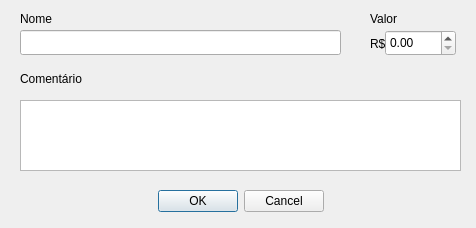
This is ui/investimento.ui in vazerick/controle_gastos as Qt 5 draws it before an edit. The edited form follows.
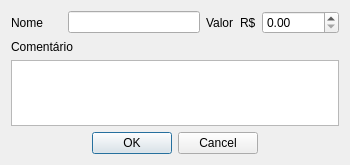
This is the edited form.

Commit message: Atualização de layout

```diff
--- a/ui/investimento.ui
+++ b/ui/investimento.ui
@@ -6,22 +6,24 @@
    <rect>
     <x>0</x>
     <y>0</y>
-    <width>476</width>
-    <height>228</height>
+    <width>350</width>
+    <height>165</height>
    </rect>
   </property>
+  <property name="minimumSize">
+   <size>
+    <width>300</width>
+    <height>165</height>
+   </size>
+  </property>
   <property name="windowTitle">
    <string>Investimento</string>
   </property>
+  <layout class="QVBoxLayout" name="verticalLayout">
+   <item>
+    <layout class="QHBoxLayout" name="horizontalLayout">
+     <item>
   <widget class="QLabel" name="labelReserva">
-   <property name="geometry">
-    <rect>
-     <x>20</x>
-     <y>10</y>
-     <width>51</width>
-     <height>17</height>
-    </rect>
-   </property>
    <property name="minimumSize">
     <size>
      <width>51</width>
@@ -38,61 +40,26 @@
     <string>Nome</string>
    </property>
   </widget>
-  <widget class="QLineEdit" name="inputReserva">
-   <property name="geometry">
-    <rect>
-     <x>20</x>
-     <y>30</y>
-     <width>321</width>
-     <height>25</height>
-    </rect>
-   </property>
-  </widget>
-  <widget class="QTextEdit" name="textComentario">
-   <property name="geometry">
-    <rect>
-     <x>20</x>
-     <y>100</y>
-     <width>441</width>
-     <height>71</height>
-    </rect>
-   </property>
-  </widget>
-  <widget class="QLabel" name="labelComentario">
-   <property name="geometry">
-    <rect>
-     <x>20</x>
-     <y>70</y>
-     <width>81</width>
-     <height>17</height>
-    </rect>
-   </property>
-   <property name="text">
-    <string>Comentário</string>
-   </property>
-  </widget>
+     </item>
+     <item>
+      <widget class="QLineEdit" name="inputReserva"/>
+     </item>
+     <item>
   <widget class="QLabel" name="labelValor">
-   <property name="geometry">
-    <rect>
-     <x>370</x>
-     <y>10</y>
-     <width>41</width>
-     <height>17</height>
-    </rect>
-   </property>
    <property name="text">
     <string>Valor</string>
    </property>
   </widget>
+     </item>
+     <item>
+      <widget class="QLabel" name="labelValor_2">
+       <property name="text">
+        <string>R$</string>
+       </property>
+      </widget>
+     </item>
+     <item>
   <widget class="QDoubleSpinBox" name="spinValor">
-   <property name="geometry">
-    <rect>
-     <x>385</x>
-     <y>30</y>
-     <width>71</width>
-     <height>26</height>
-    </rect>
-   </property>
    <property name="decimals">
     <number>2</number>
    </property>
@@ -103,28 +70,21 @@
     <double>0.000000000000000</double>
    </property>
   </widget>
-  <widget class="QLabel" name="labelValor_2">
-   <property name="geometry">
-    <rect>
-     <x>370</x>
-     <y>35</y>
-     <width>16</width>
-     <height>17</height>
-    </rect>
-   </property>
+     </item>
+    </layout>
+   </item>
+   <item>
+    <widget class="QLabel" name="labelComentario">
    <property name="text">
-    <string>R$</string>
-   </property>
-  </widget>
+      <string>Comentário</string>
+     </property>
+    </widget>
+   </item>
+   <item>
+    <widget class="QTextEdit" name="textComentario"/>
+   </item>
+   <item>
   <widget class="QDialogButtonBox" name="buttonBox">
-   <property name="geometry">
-    <rect>
-     <x>0</x>
-     <y>190</y>
-     <width>481</width>
-     <height>23</height>
-    </rect>
-   </property>
    <property name="standardButtons">
     <set>QDialogButtonBox::Cancel|QDialogButtonBox::Ok</set>
    </property>
@@ -132,6 +92,8 @@
     <bool>true</bool>
    </property>
   </widget>
+   </item>
+  </layout>
  </widget>
  <tabstops>
   <tabstop>inputReserva</tabstop>
```
Lines whose indentation alone changed are shown as unchanged. The commit also changes 18 other files.
